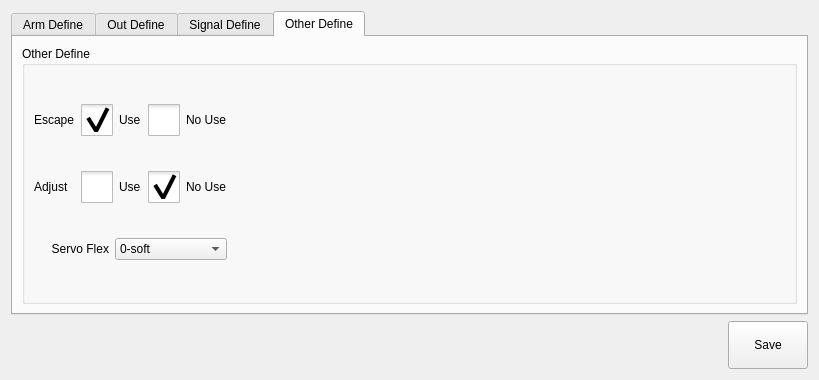
Old version of the form hcsettings/icstructdefineframe.ui in the repository dongdong-2009/3-5AxisRobot.
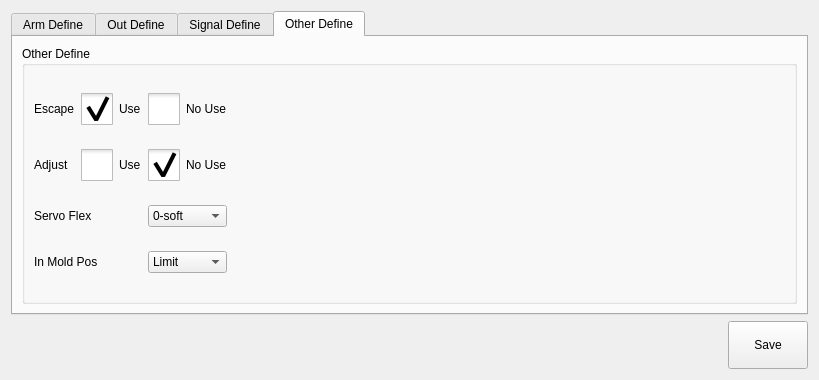
New version of the form. The open tabs and pages were chosen to show the change. Icons and pictures are not drawn.

The edit to the form file:
```diff
--- a/hcsettings/icstructdefineframe.ui
+++ b/hcsettings/icstructdefineframe.ui
@@ -2032,17 +2032,21 @@
             </attribute>
            </widget>
           </item>
-          <item row="2" column="0" colspan="2">
-           <widget class="QLabel" name="label_27">
-            <property name="text">
-             <string>Servo Flex</string>
-            </property>
-            <property name="alignment">
-             <set>Qt::AlignRight|Qt::AlignTrailing|Qt::AlignVCenter</set>
-            </property>
+          <item row="4" column="3">
+           <widget class="QComboBox" name="fixtureComboBox">
+            <item>
+             <property name="text">
+              <string>Limit</string>
+             </property>
+            </item>
+            <item>
+             <property name="text">
+              <string>No Limit</string>
+             </property>
+            </item>
            </widget>
           </item>
-          <item row="2" column="2" colspan="2">
+          <item row="2" column="3">
            <widget class="QComboBox" name="servoFlex">
             <item>
              <property name="text">
@@ -2086,6 +2090,23 @@
             </item>
            </widget>
           </item>
+          <item row="2" column="0" colspan="2">
+           <widget class="QLabel" name="label_27">
+            <property name="text">
+             <string>Servo Flex</string>
+            </property>
+           </widget>
+          </item>
+          <item row="4" column="0" colspan="2">
+           <widget class="QLabel" name="label_28">
+            <property name="styleSheet">
+             <string notr="true">height:27px ;</string>
+            </property>
+            <property name="text">
+             <string>In Mold Pos</string>
+            </property>
+           </widget>
+          </item>
          </layout>
         </widget>
        </item>
```
Left out of the diff: 22 changed lines with no effect on the pictures.
